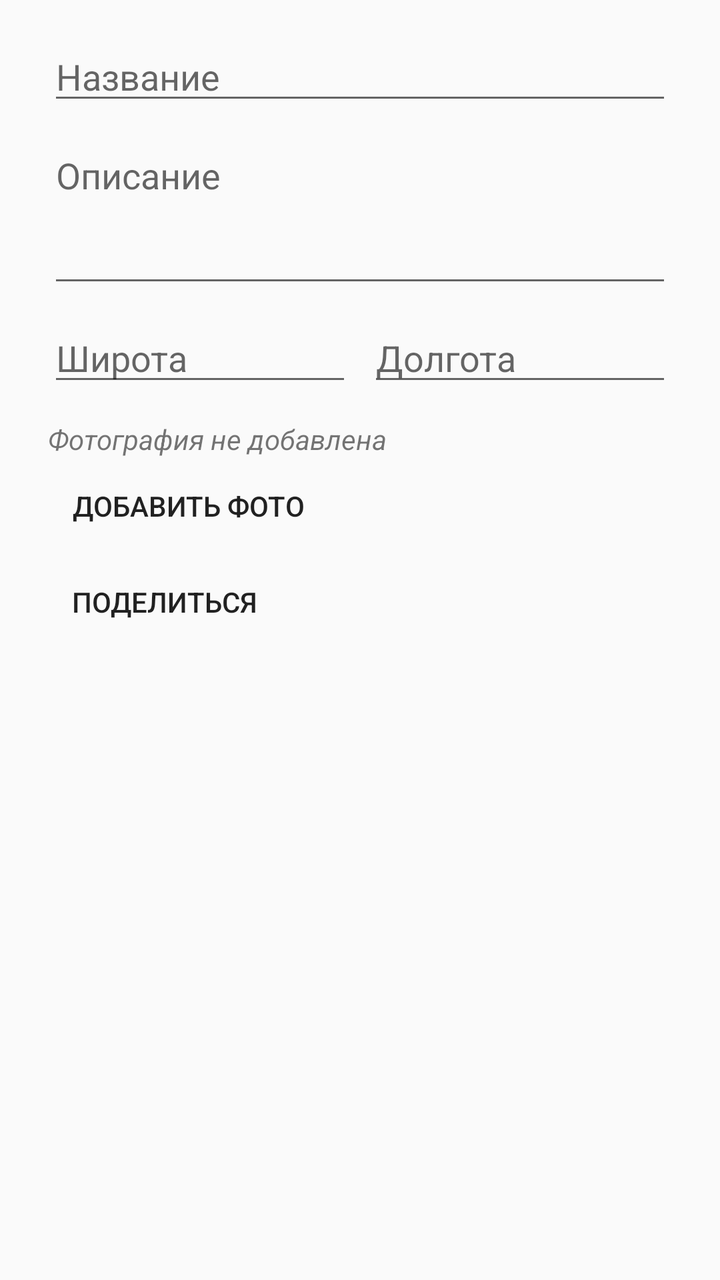
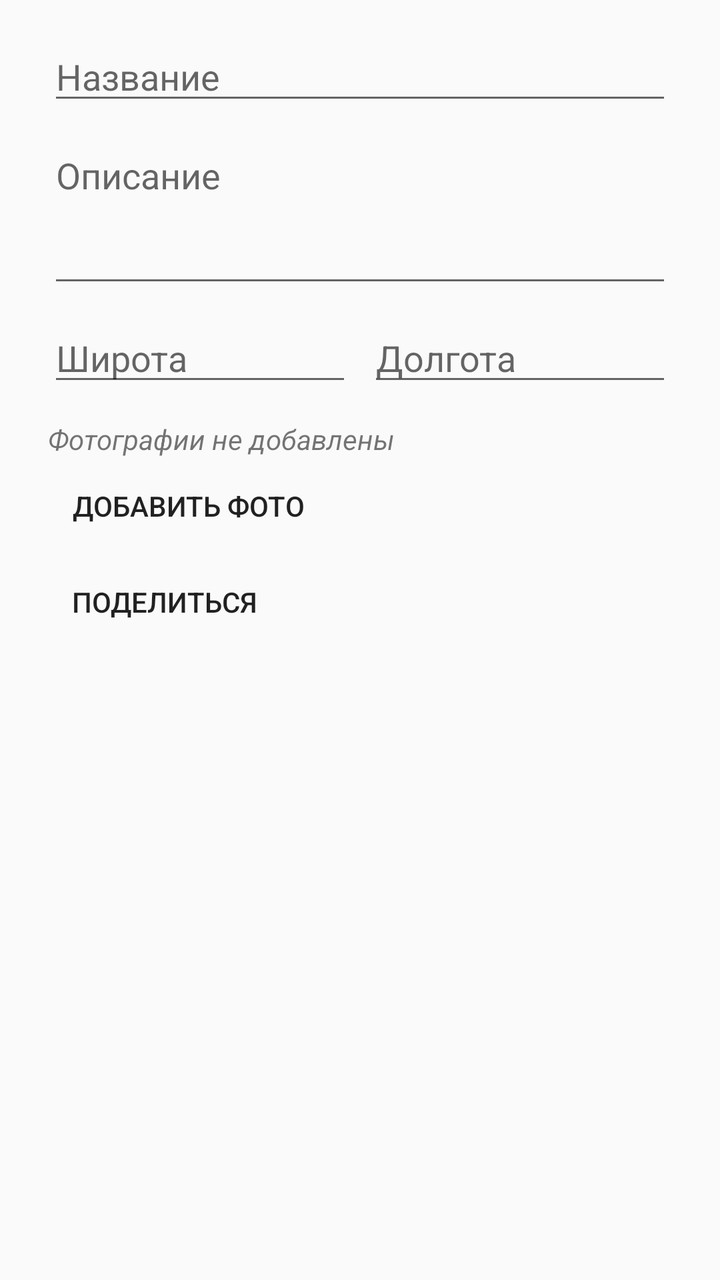

An Android layout rendered at two revisions. The XML below is the earlier revision; the diff shows what the commit changed to produce the second picture.
<!-- AndroidManifest.xml: application theme Theme.M16NewPermissions -->
<!-- res/layout/dialog_add_attraction.xml -->
<?xml version="1.0" encoding="utf-8"?>
<ScrollView xmlns:android="http://schemas.android.com/apk/res/android"
    android:layout_width="match_parent"
    android:layout_height="wrap_content">

    <LinearLayout
        android:layout_width="match_parent"
        android:layout_height="wrap_content"
        android:orientation="vertical"
        android:paddingStart="24dp"
        android:paddingEnd="24dp"
        android:paddingTop="16dp"
        android:paddingBottom="8dp">

        <EditText
            android:id="@+id/nameEditText"
            android:layout_width="match_parent"
            android:layout_height="wrap_content"
            android:hint="@string/attraction_name_hint"
            android:inputType="textCapSentences"
            android:maxLines="1"
            android:importantForAutofill="no" />

        <EditText
            android:id="@+id/descriptionEditText"
            android:layout_width="match_parent"
            android:layout_height="wrap_content"
            android:layout_marginTop="8dp"
            android:hint="@string/attraction_description_hint"
            android:inputType="textCapSentences|textMultiLine"
            android:minLines="3"
            android:gravity="top|start"
            android:importantForAutofill="no" />

        
        <LinearLayout
            android:layout_width="match_parent"
            android:layout_height="wrap_content"
            android:layout_marginTop="8dp"
            android:orientation="horizontal">

            <EditText
                android:id="@+id/latitudeEditText"
                android:layout_width="0dp"
                android:layout_height="wrap_content"
                android:layout_weight="1"
                android:hint="@string/attraction_latitude_hint"
                android:inputType="numberDecimal|numberSigned"
                android:maxLines="1"
                android:importantForAutofill="no" />

            <EditText
                android:id="@+id/longitudeEditText"
                android:layout_width="0dp"
                android:layout_height="wrap_content"
                android:layout_weight="1"
                android:layout_marginStart="8dp"
                android:hint="@string/attraction_longitude_hint"
                android:inputType="numberDecimal|numberSigned"
                android:maxLines="1"
                android:importantForAutofill="no" />
        </LinearLayout>

        
        <ImageView
            android:id="@+id/photoImageView"
            android:layout_width="match_parent"
            android:layout_height="180dp"
            android:layout_marginTop="12dp"
            android:scaleType="centerCrop"
            android:adjustViewBounds="true"
            android:contentDescription="@string/attraction_photo_description"
            android:visibility="gone" />

        <TextView
            android:id="@+id/photoHintTextView"
            android:layout_width="match_parent"
            android:layout_height="wrap_content"
            android:layout_marginTop="12dp"
            android:text="@string/attraction_photo_empty"
            android:textStyle="italic" />

        <LinearLayout
            android:layout_width="match_parent"
            android:layout_height="wrap_content"
            android:orientation="horizontal">

            <Button
                android:id="@+id/addPhotoButton"
                style="?android:attr/borderlessButtonStyle"
                android:layout_width="wrap_content"
                android:layout_height="wrap_content"
                android:text="@string/action_add_photo" />

            <Button
                android:id="@+id/removePhotoButton"
                style="?android:attr/borderlessButtonStyle"
                android:layout_width="wrap_content"
                android:layout_height="wrap_content"
                android:layout_marginStart="8dp"
                android:text="@string/action_remove_photo"
                android:visibility="gone" />
        </LinearLayout>

        
        <Button
            android:id="@+id/shareButton"
            style="?android:attr/borderlessButtonStyle"
            android:layout_width="wrap_content"
            android:layout_height="wrap_content"
            android:text="@string/action_share" />

        
        <TextView
            android:id="@+id/dragHintTextView"
            android:layout_width="match_parent"
            android:layout_height="wrap_content"
            android:layout_marginTop="8dp"
            android:text="@string/edit_marker_drag_hint"
            android:textStyle="italic"
            android:visibility="gone" />
    </LinearLayout>
</ScrollView>
<!-- resources referenced by this layout -->
<resources>
  <string name="action_add_photo">Добавить фото</string>
  <string name="action_remove_photo">Удалить фото</string>
  <string name="action_share">Поделиться</string>
  <string name="attraction_description_hint">Описание</string>
  <string name="attraction_latitude_hint">Широта</string>
  <string name="attraction_longitude_hint">Долгота</string>
  <string name="attraction_name_hint">Название</string>
  <string name="attraction_photo_description">Фотография метки</string>
  <string name="attraction_photo_empty">Фотография не добавлена</string>
  <string name="edit_marker_drag_hint">Метку можно перетащить по карте долгим нажатием</string>
  <style name="Theme.M16NewPermissions" parent="Theme.AppCompat.Light.NoActionBar">
          
          <item name="colorPrimary">@color/purple_500</item>
          <item name="colorPrimaryDark">@color/purple_700</item>
          <item name="colorAccent">@color/teal_200</item>
      </style>
  <color name="purple_500">#FF6200EE</color>
  <color name="purple_700">#FF3700B3</color>
  <color name="teal_200">#FF03DAC5</color>
</resources>

<!-- the commit's change to res/layout/dialog_add_attraction.xml (unified diff, before → after) -->
@@ -62,15 +62,20 @@
         </LinearLayout>
 
         
-        <ImageView
-            android:id="@+id/photoImageView"
+        <HorizontalScrollView
+            android:id="@+id/photosScrollView"
             android:layout_width="match_parent"
-            android:layout_height="180dp"
+            android:layout_height="wrap_content"
             android:layout_marginTop="12dp"
-            android:scaleType="centerCrop"
-            android:adjustViewBounds="true"
-            android:contentDescription="@string/attraction_photo_description"
-            android:visibility="gone" />
+            android:scrollbars="none"
+            android:visibility="gone">
+
+            <LinearLayout
+                android:id="@+id/photosContainer"
+                android:layout_width="wrap_content"
+                android:layout_height="wrap_content"
+                android:orientation="horizontal" />
+        </HorizontalScrollView>
 
         <TextView
             android:id="@+id/photoHintTextView"
@@ -92,13 +97,14 @@
                 android:layout_height="wrap_content"
                 android:text="@string/action_add_photo" />
 
+            
             <Button
-                android:id="@+id/removePhotoButton"
+                android:id="@+id/removeAllPhotosButton"
                 style="?android:attr/borderlessButtonStyle"
                 android:layout_width="wrap_content"
                 android:layout_height="wrap_content"
                 android:layout_marginStart="8dp"
-                android:text="@string/action_remove_photo"
+                android:text="@string/action_remove_all_photos"
                 android:visibility="gone" />
         </LinearLayout>
 
<!-- resource entries referenced after the edit -->
@@ -1,14 +1,13 @@
 <!-- resources referenced by this layout -->
 <resources>
   <string name="action_add_photo">Добавить фото</string>
-  <string name="action_remove_photo">Удалить фото</string>
+  <string name="action_remove_all_photos">Удалить все фото</string>
   <string name="action_share">Поделиться</string>
   <string name="attraction_description_hint">Описание</string>
   <string name="attraction_latitude_hint">Широта</string>
   <string name="attraction_longitude_hint">Долгота</string>
   <string name="attraction_name_hint">Название</string>
-  <string name="attraction_photo_description">Фотография метки</string>
-  <string name="attraction_photo_empty">Фотография не добавлена</string>
+  <string name="attraction_photo_empty">Фотографии не добавлены</string>
   <string name="edit_marker_drag_hint">Метку можно перетащить по карте долгим нажатием</string>
   <style name="Theme.M16NewPermissions" parent="Theme.AppCompat.Light.NoActionBar">
           
